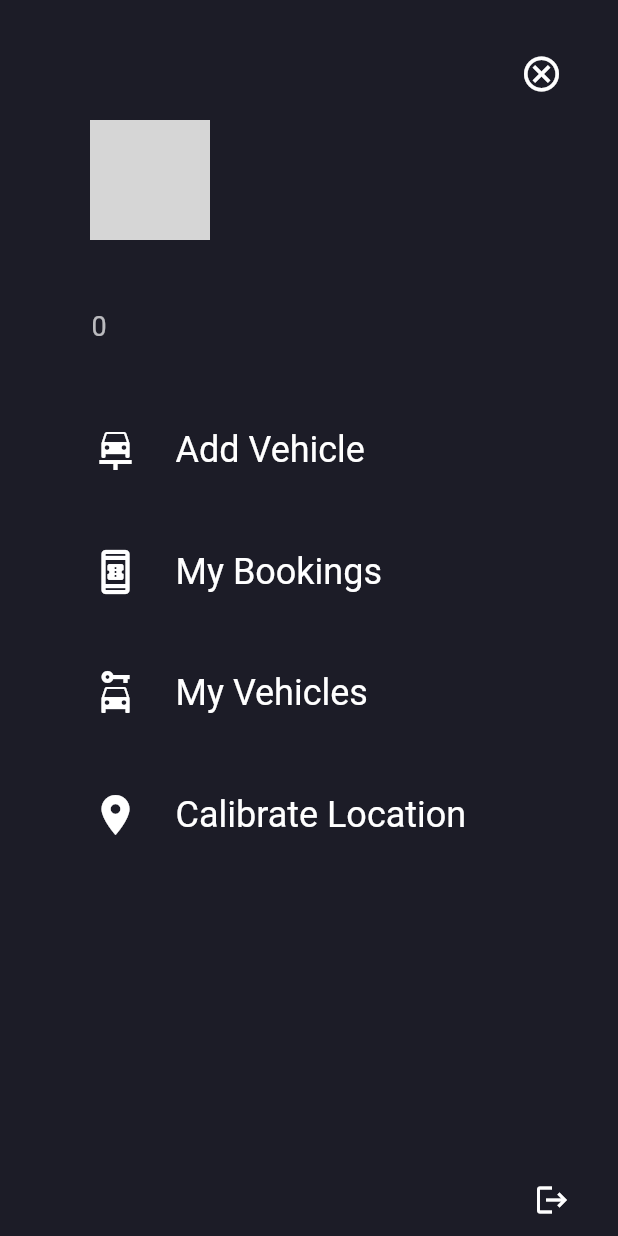
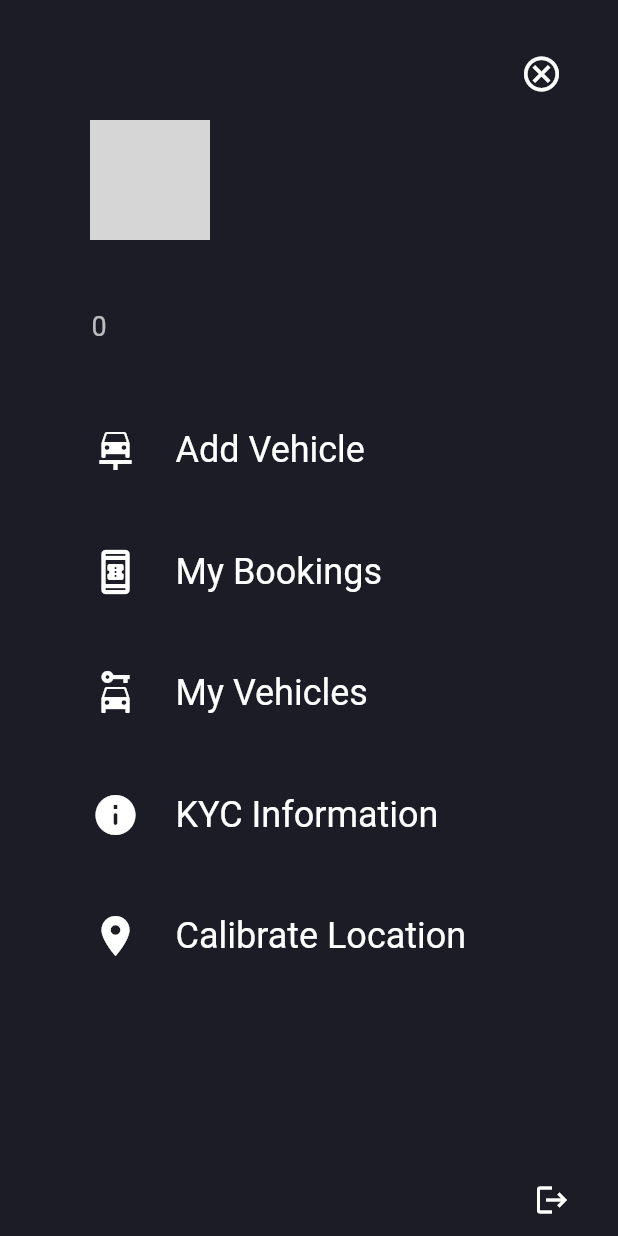
Before and after one commit to edr3x/vehicle_rental_application, a Flutter app: the ProfilePage screen opened by its route, on a phone screen of 412 x 824 dp. Run offline on Flutter 3.47's test engine with Material 2 defaults, Android fonts, the phone set to English and light mode, and no system bars; our stand-ins replace equatable, flutter_bloc, geocoding, geolocator, image_picker, shared_preferences; accounts and stored records are empty; network calls fail; grey boxes are pictures that could not be loaded.

Commit message:
`feat:` kyc page init

```diff
--- a/lib/routes.dart
+++ b/lib/routes.dart
@@ -114,6 +114,12 @@ Route<MaterialPageRoute> generateRoute(RouteSettings settings) {
         builder: (_) => const SearchResultPage(),
       );
 
+    case KycInfoPage.routeName:
+      return MaterialPageRoute(
+        settings: settings,
+        builder: (_) => const KycInfoPage(),
+      );
+
     default:
       return MaterialPageRoute(
         builder: (_) => const Scaffold(
--- a/lib/views/pages/exports.dart
+++ b/lib/views/pages/exports.dart
@@ -17,3 +17,4 @@ export 'vehicle/my_vehicles_page.dart';
 export 'vehicle/bookings_per_vehicle_page.dart';
 export 'search/search_page.dart';
 export 'search/search_result_page.dart';
+export 'kyc/kyc_info_page.dart';
--- a/lib/views/pages/profile/profile_page.dart
+++ b/lib/views/pages/profile/profile_page.dart
@@ -102,6 +102,13 @@ class _ProfilePageState extends State<ProfilePage> {
                       },
                     ),
                     ProfileMenuItems(
+                      title: "KYC Information",
+                      icon: Icons.info_rounded,
+                      onPress: () {
+                        Navigator.pushNamed(context, KycInfoPage.routeName);
+                      },
+                    ),
+                    ProfileMenuItems(
                       title: "Calibrate Location",
                       icon: Icons.location_on,
                       onPress: () {
```
Also changed, not shown: lib/views/pages/kyc/kyc_info_page.dart (added, +63 -0 lines).
